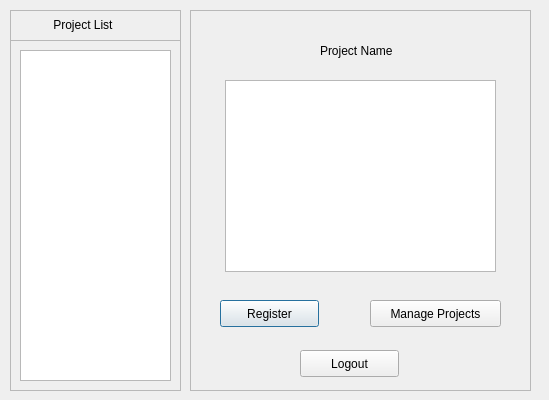
abhinavthukral28/stuPID, file studentprojectregisterview.ui: the form before one commit.
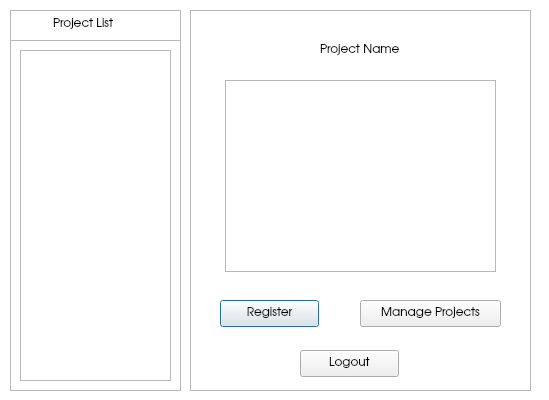
The form after the commit.

```diff
--- a/studentprojectregisterview.ui
+++ b/studentprojectregisterview.ui
@@ -13,6 +13,11 @@
   <property name="windowTitle">
    <string>Register Projects</string>
   </property>
+  <property name="styleSheet">
+   <string notr="true">QDialog{
+background:white;
+}</string>
+  </property>
   <widget class="QFrame" name="frame">
    <property name="geometry">
     <rect>
@@ -37,6 +42,11 @@
       <height>27</height>
      </rect>
     </property>
+    <property name="font">
+     <font>
+      <family>URW Gothic L</family>
+     </font>
+    </property>
     <property name="text">
      <string>Register</string>
     </property>
@@ -46,10 +56,15 @@
      <rect>
       <x>130</x>
       <y>25</y>
-      <width>91</width>
+      <width>111</width>
       <height>31</height>
      </rect>
     </property>
+    <property name="font">
+     <font>
+      <family>URW Gothic L</family>
+     </font>
+    </property>
     <property name="text">
      <string>Project Name</string>
     </property>
@@ -67,12 +82,17 @@
    <widget class="QPushButton" name="manageProjectButton">
     <property name="geometry">
      <rect>
-      <x>180</x>
+      <x>170</x>
       <y>290</y>
-      <width>131</width>
+      <width>141</width>
       <height>27</height>
      </rect>
     </property>
+    <property name="font">
+     <font>
+      <family>URW Gothic L</family>
+     </font>
+    </property>
     <property name="text">
      <string>Manage Projects</string>
     </property>
@@ -86,6 +106,11 @@
       <height>27</height>
      </rect>
     </property>
+    <property name="font">
+     <font>
+      <family>URW Gothic L</family>
+     </font>
+    </property>
     <property name="text">
      <string>Logout</string>
     </property>
@@ -115,6 +140,11 @@
       <height>31</height>
      </rect>
     </property>
+    <property name="font">
+     <font>
+      <family>URW Gothic L</family>
+     </font>
+    </property>
     <property name="text">
      <string>             Project List</string>
     </property>
```
